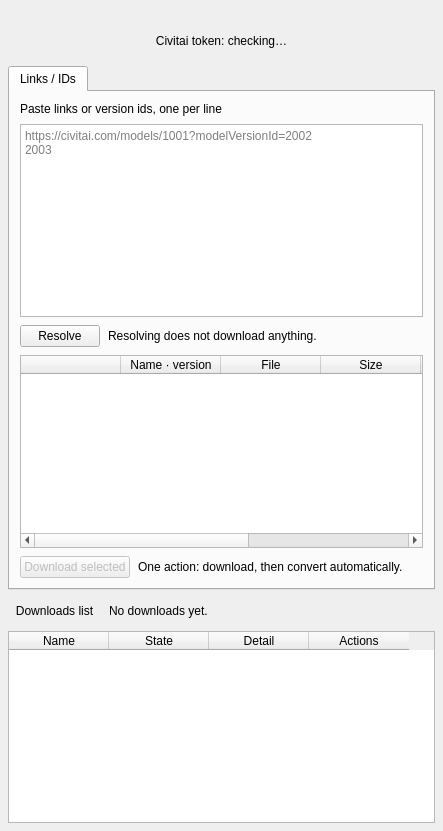
The window that src/dtflow/ui/forms/downloads_page.ui (djebaz/dtflow) describes before a commit, drawn with Qt 5.
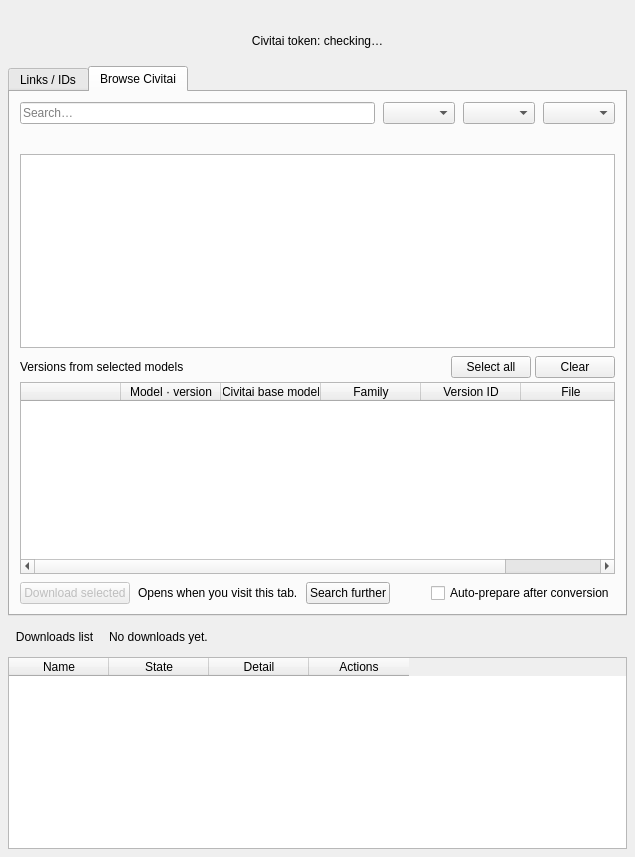
The same window after the commit.

Commit message: Add Browse Civitai gallery and auto-prepare to Downloads (#477)

Patch:
```diff
--- a/src/dtflow/ui/forms/downloads_page.ui
+++ b/src/dtflow/ui/forms/downloads_page.ui
@@ -27,7 +27,7 @@
     </layout>
    </widget></item>
    <item><widget class="QTabWidget" name="downloadsTabs">
-    <property name="currentIndex"><number>0</number></property>
+    <property name="currentIndex"><number>1</number></property>
     <widget class="QWidget" name="linksTab">
      <attribute name="title"><string>Links / IDs</string></attribute>
      <layout class="QVBoxLayout" name="linksLayout">
@@ -85,6 +85,107 @@
        </widget></item>
        <item><spacer name="downloadSpacer"><property name="orientation"><enum>Qt::Horizontal</enum></property>
         <property name="sizeHint" stdset="0"><size><width>20</width><height>20</height></size></property></spacer></item>
+       <item><widget class="QCheckBox" name="linksAutoPrepareCheck">
+        <property name="text"><string>Auto-prepare after conversion</string></property>
+        <property name="toolTip"><string>Automatically prepare successfully converted downloads on the selected DT+ Cloud account. No generation credits are used. Other backends are never switched automatically.</string></property>
+       </widget></item>
+      </layout></item>
+     </layout>
+    </widget>
+    <widget class="QWidget" name="browseTab">
+     <attribute name="title"><string>Browse Civitai</string></attribute>
+     <layout class="QVBoxLayout" name="browseLayout">
+      <property name="spacing"><number>8</number></property>
+      <property name="leftMargin"><number>10</number></property><property name="topMargin"><number>10</number></property>
+      <property name="rightMargin"><number>10</number></property><property name="bottomMargin"><number>10</number></property>
+      <item><layout class="QHBoxLayout" name="gallerySearchRow"><property name="spacing"><number>8</number></property>
+       <item><widget class="QLineEdit" name="gallerySearchEdit">
+        <property name="toolTip"><string>Type keywords and press Enter.</string></property>
+        <property name="placeholderText"><string>Search…</string></property>
+        <property name="clearButtonEnabled"><bool>true</bool></property>
+        <property name="accessibleName"><string>Search Civitai LoRAs</string></property>
+       </widget></item>
+       <item><widget class="QComboBox" name="gallerySortCombo">
+        <property name="accessibleName"><string>Sort Civitai LoRAs</string></property>
+       </widget></item>
+       <item><widget class="QComboBox" name="galleryFamilyCombo">
+        <property name="accessibleName"><string>Filter Civitai LoRAs by family</string></property>
+        <property name="toolTip"><string>Choose several supported families. All families clears the selection.</string></property>
+       </widget></item>
+       <item><widget class="QComboBox" name="galleryPeriodCombo">
+        <property name="accessibleName"><string>Filter Civitai LoRAs by period</string></property>
+        <property name="toolTip"><string>The period the sort order counts.</string></property>
+       </widget></item>
+      </layout></item>
+      <item><widget class="QLabel" name="galleryNote">
+       <property name="wordWrap"><bool>true</bool></property>
+      </widget></item>
+      <item><widget class="QListWidget" name="galleryList">
+       <property name="accessibleName"><string>Civitai LoRAs</string></property>
+       <property name="minimumHeight"><number>220</number></property>
+       <property name="editTriggers"><set>QAbstractItemView::NoEditTriggers</set></property>
+       <property name="horizontalScrollBarPolicy"><enum>Qt::ScrollBarAlwaysOff</enum></property>
+      </widget></item>
+      <item><widget class="QWidget" name="galleryVersionsBox">
+       <layout class="QVBoxLayout" name="galleryVersionsLayout">
+        <property name="spacing"><number>4</number></property>
+        <property name="leftMargin"><number>0</number></property>
+        <property name="topMargin"><number>0</number></property>
+        <property name="rightMargin"><number>0</number></property>
+        <property name="bottomMargin"><number>0</number></property>
+        <item><layout class="QHBoxLayout" name="galleryVersionActions">
+         <item><widget class="QLabel" name="galleryVersionsHeading">
+          <property name="text"><string>Versions from selected models</string></property>
+         </widget></item>
+         <item><spacer name="galleryVersionsSpacer">
+          <property name="orientation"><enum>Qt::Horizontal</enum></property>
+          <property name="sizeHint" stdset="0"><size><width>20</width><height>20</height></size></property>
+         </spacer></item>
+         <item><widget class="QPushButton" name="gallerySelectAllVersions">
+          <property name="text"><string>Select all</string></property>
+         </widget></item>
+         <item><widget class="QPushButton" name="galleryClearVersions">
+          <property name="text"><string>Clear</string></property>
+         </widget></item>
+        </layout></item>
+        <item><widget class="QTableWidget" name="galleryVersionsTable">
+         <property name="accessibleName"><string>Choose exact Civitai versions and files to download</string></property>
+         <property name="minimumHeight"><number>100</number></property>
+         <property name="maximumHeight"><number>205</number></property>
+         <property name="selectionMode"><enum>QAbstractItemView::NoSelection</enum></property>
+         <property name="editTriggers"><set>QAbstractItemView::NoEditTriggers</set></property>
+         <property name="showGrid"><bool>false</bool></property>
+         <property name="columnCount"><number>6</number></property>
+         <column><property name="text"><string></string></property></column>
+         <column><property name="text"><string>Model · version</string></property></column>
+         <column><property name="text"><string>Civitai base model</string></property></column>
+         <column><property name="text"><string>Family</string></property></column>
+         <column><property name="text"><string>Version ID</string></property></column>
+         <column><property name="text"><string>File</string></property></column>
+        </widget></item>
+       </layout>
+      </widget></item>
+      <item><layout class="QHBoxLayout" name="galleryActionRow"><property name="spacing"><number>8</number></property>
+       <item><widget class="QPushButton" name="galleryDownloadButton">
+        <property name="text"><string>Download selected</string></property>
+        <property name="role" stdset="0"><string>primary</string></property>
+        <property name="enabled"><bool>false</bool></property>
+       </widget></item>
+       <item><widget class="QLabel" name="galleryStatus">
+        <property name="text"><string>Opens when you visit this tab.</string></property>
+        <property name="role" stdset="0"><string>secondary</string></property>
+       </widget></item>
+       <item><widget class="QPushButton" name="galleryContinueButton">
+        <property name="text"><string>Search further</string></property>
+        <property name="toolTip"><string>Continue searching after multiple Civitai batches without supported LoRAs.</string></property>
+       </widget></item>
+       <item><spacer name="galleryActionSpacer"><property name="orientation"><enum>Qt::Horizontal</enum></property>
+        <property name="sizeHint" stdset="0"><size><width>20</width><height>20</height></size></property></spacer></item>
+       <item><widget class="QCheckBox" name="galleryAutoPrepareCheck">
+        <property name="text"><string>Auto-prepare after conversion</string></property>
+        <property name="toolTip"><string>Automatically prepare successfully converted downloads on the selected DT+ Cloud account. No generation credits are used. Other backends are never switched automatically.</string></property>
+       </widget></item>
+
       </layout></item>
      </layout>
     </widget>
```
The commit also changes 21 other files.
